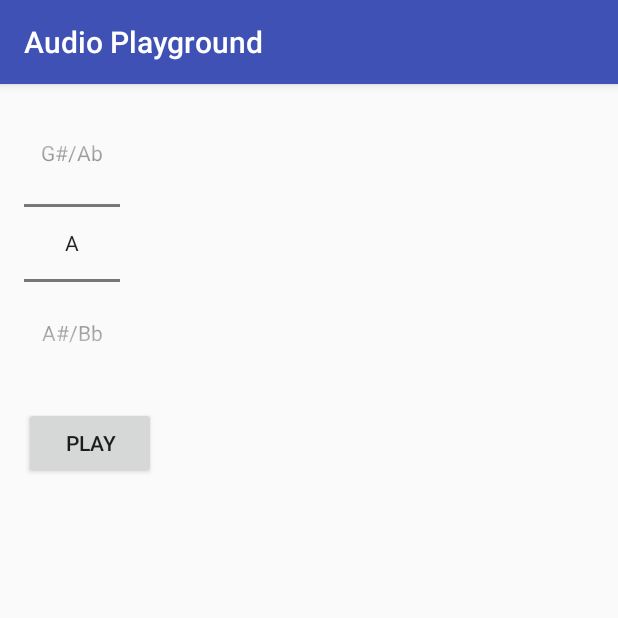
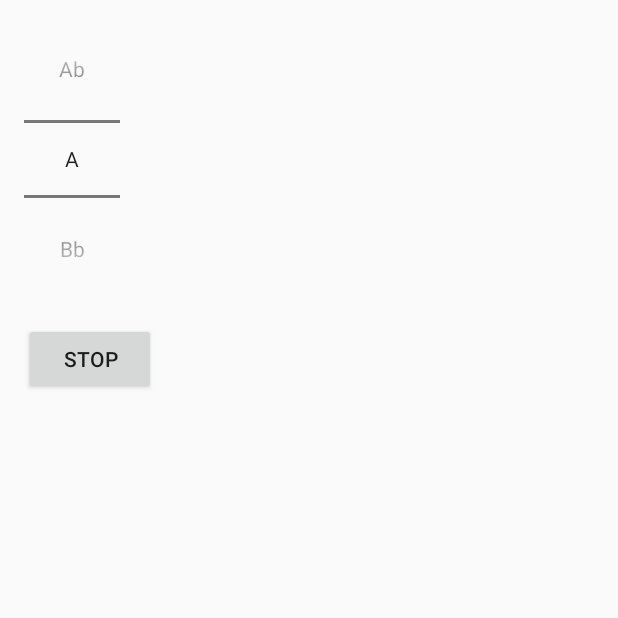
Before and after one commit to zepumph/AudioPlayground, an Android app: the screen it shows after launch (MainActivity), after a tap on "PLAY", on a phone screen of 412 x 824 dp, the top half of it. Run offline under Robolectric (Android 15) with nearby library versions, the phone set to English and light mode, and no system bars; 2 statements that could not run were skipped.

Commit message:
Added logic to play every note

```diff
--- a/app/src/main/java/mobilecomputing/com/audioplayground/MainActivity.java
+++ b/app/src/main/java/mobilecomputing/com/audioplayground/MainActivity.java
@@ -1,48 +1,82 @@
 package mobilecomputing.com.audioplayground;
 
+import android.app.Activity;
+import android.content.res.AssetFileDescriptor;
+import android.content.res.Resources;
 import android.media.MediaPlayer;
 import android.os.Bundle;
-import android.support.v7.app.AppCompatActivity;
+import android.util.Log;
 import android.view.View;
 import android.widget.Button;
 import android.widget.NumberPicker;
-import android.widget.TextView;
+import android.widget.Toast;
 
-public class MainActivity extends AppCompatActivity {
+import java.io.IOException;
 
-    final String notes[] = {"A", "A#/Bb", "B", "C", "D#/Eb", "E", "F", "F#/Gb", "G", "G#/Ab"};
-    String currentNote = "";
+
+public class MainActivity extends Activity {
+
+    public static final String ERROR = "ERROR";
+
+
+    final String notes[] = {"A", "Bb", "B", "C", "Eb", "E", "F", "Gb", "G", "Ab"};
+    String currentNote = "note_a";
+
+    MediaPlayer mp = MediaPlayer.create(MainActivity.this, R.raw.note_a);
 
     @Override
     protected void onCreate(Bundle savedInstanceState) {
         super.onCreate(savedInstanceState);
         setContentView(R.layout.activity_main);
 
-        final TextView txtPickerOutput = (TextView) findViewById(R.id.txtOutput);
-
-
-        NumberPicker notePicker = (NumberPicker) findViewById(R.id.notePicker);
+        NumberPicker notePicker = (NumberPicker) findViewById(R.id.note_picker);
         notePicker.setMinValue(0);
         notePicker.setMaxValue(notes.length - 1);
         notePicker.setDisplayedValues(notes);
         NumberPicker.OnValueChangeListener notePickerListener = new NumberPicker.OnValueChangeListener() {
             @Override
             public void onValueChange(NumberPicker picker, int oldVal, int newVal) {
-                txtPickerOutput.setText("Value: " + notes[newVal]);
+                currentNote = "note_" + notes[newVal].toLowerCase();
             }
+        };
+        notePicker.setOnValueChangedListener(notePickerListener);
 
-        };
+    }
 
 
-        notePicker.setOnValueChangedListener(notePickerListener);
+    public void playStop(View view){
+        final Button playButton = (Button) findViewById(R.id.btn_play);
+        int note_id = this.getResources().getIdentifier(currentNote, "raw",
+                this.getPackageName());
+        try {
+//            String path = getExternalFilesDir(null).toString() + "/";
+            Log.d("MEDIA_PLAYER", "IN PATH:  " + path);
 
-        Button playButton = (Button) findViewById(R.id.btn_play);
-        playButton.setOnClickListener(new View.OnClickListener() {
-            @Override
-            public void onClick(View v) {
-                final MediaPlayer myMediaPlayer = MediaPlayer.create(MainActivity.this, R.raw.note_e);
-                myMediaPlayer.start();
-            }
-        });
+//            mp.setDataSource(;
+        }
+        catch (Resources.NotFoundException e){
+            mp = MediaPlayer.create(MainActivity.this, R.raw.note_e);
+
+            Log.e(ERROR, "Defaulting to note E:  " + e.getMessage(),e);
+
+        }
+//        Toast t = Toast.makeText(getApplicationContext(), currentNote, Toast.LENGTH_LONG);
+//        t.show();
+
+        if( playButton.getText().equals(getString(R.string.play))) {
+            playButton.setText(R.string.stop);
+            mp.start();
+        }
+        else if (playButton.getText().equals((getString(R.string.stop)))){
+            playButton.setText(R.string.play);
+            Log.d("MEDIA_PLAYER", "IN STOP:    ");
+
+            mp.pause();
+            mp.reset();
+//            myMediaPlayer.reset();
+        }
+        else{
+            Log.e(ERROR, "playbutton not set correctly");
+        }
     }
 }
--- a/app/src/main/res/layout/activity_main.xml
+++ b/app/src/main/res/layout/activity_main.xml
@@ -11,19 +11,21 @@
     android:orientation="vertical">
 
     <NumberPicker
-        android:id="@+id/notePicker"
+        android:id="@+id/note_picker"
         android:layout_width="wrap_content"
         android:layout_height="wrap_content"
          />
 
     <TextView
-        android:id="@+id/txtOutput"
+        android:id="@+id/txt_output"
         android:layout_width="wrap_content"
         android:layout_height="wrap_content"/>
     <Button
         android:id="@+id/btn_play"
         android:text = "@string/play"
         android:layout_width="wrap_content"
-        android:layout_height="wrap_content"/>
+        android:layout_height="wrap_content"
+        android:onClick="playStop"/>
+
 
 </LinearLayout>
--- a/app/src/main/res/values/strings.xml
+++ b/app/src/main/res/values/strings.xml
@@ -1,4 +1,5 @@
 <resources>
     <string name="app_name">Audio Playground</string>
     <string name="play">PLAY</string>
+    <string name="stop">STOP</string>
 </resources>
```
